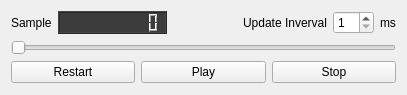
MITK/MITK, file Modules/IGTUI/Qmitk/QmitkNavigationDataSequentialPlayerControlWidget.ui: the form before one commit.
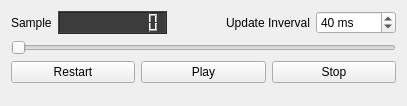
The form after the commit. Icons and pictures are not drawn.

Commit message: UI and usability improvements, some sanity checks to avoid invalid input.

Diff of the .ui file:
```diff
--- a/Modules/IGTUI/Qmitk/QmitkNavigationDataSequentialPlayerControlWidget.ui
+++ b/Modules/IGTUI/Qmitk/QmitkNavigationDataSequentialPlayerControlWidget.ui
@@ -7,7 +7,7 @@
     <x>0</x>
     <y>0</y>
     <width>407</width>
-    <height>95</height>
+    <height>106</height>
    </rect>
   </property>
   <property name="windowTitle">
@@ -67,15 +67,20 @@
      </item>
      <item>
       <widget class="QSpinBox" name="updateIntervalSpinBox">
+       <property name="suffix">
+        <string> ms</string>
+       </property>
        <property name="minimum">
         <number>1</number>
        </property>
-      </widget>
-     </item>
-     <item>
-      <widget class="QLabel" name="label">
-       <property name="text">
-        <string>ms</string>
+       <property name="maximum">
+        <number>10000</number>
+       </property>
+       <property name="singleStep">
+        <number>20</number>
+       </property>
+       <property name="value">
+        <number>40</number>
        </property>
       </widget>
      </item>
```
The commit also changes 1 other file.
